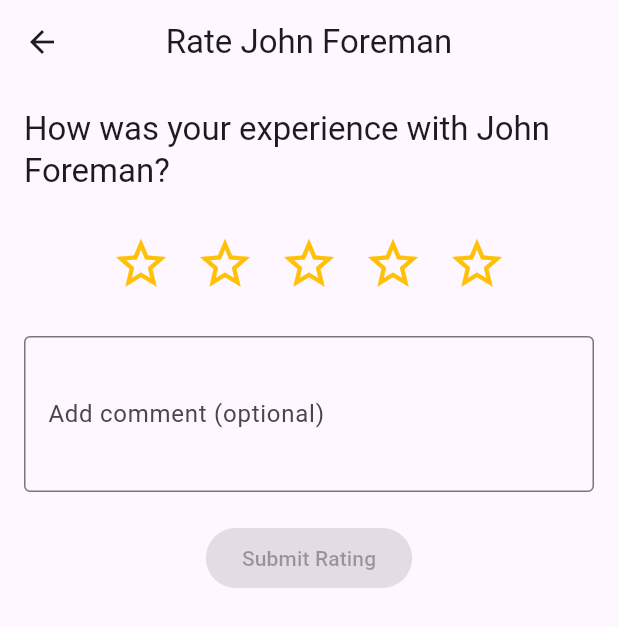
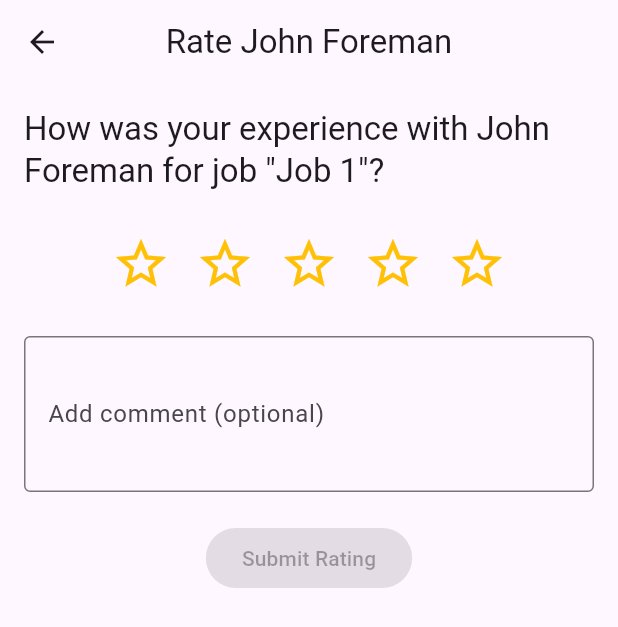
Before and after one commit to haziqothman/workshop_app, a Flutter app: the OwnerHome screen opened by its route, after a tap on "Rate Foreman", on a phone screen of 412 x 824 dp. Shown: the top 627 px of the screen. Run offline on Flutter 3.47's test engine with Material 3 defaults, Android fonts, the phone set to English and light mode, and no system bars; our stand-ins replace cloud_firestore, firebase_auth, firebase_core; accounts and stored records are empty.

Commit message:
fix error

```diff
--- a/lib/auth/user_model.dart
+++ b/lib/auth/user_model.dart
@@ -1,3 +1,5 @@
+import 'package:cloud_firestore/cloud_firestore.dart';
+
 class UserModel {
   final String? id;
   final String fullName;
--- a/lib/screens/ auth_wrapper.dart
+++ b/lib/screens/ auth_wrapper.dart
@@ -2,7 +2,7 @@ import 'package:flutter/material.dart';
 import 'package:provider/provider.dart';
 import 'package:firebase_auth/firebase_auth.dart';
 import '../auth/auth_service.dart';
-import '../models/app_user.dart';
+import '../models/user_model.dart';
 import 'owner_home.dart';
 import 'foreman_home.dart';
 import 'login_screen.dart';
--- a/lib/screens/owner_home.dart
+++ b/lib/screens/owner_home.dart
@@ -1,10 +1,9 @@
 import 'package:flutter/material.dart';
 import 'package:provider/provider.dart';
 import '../services/rating_service.dart';
-import '../screens/rating_screen.dart';
-import '../models/user_model.dart';
-import 'ratings_list_screen.dart'; // Add this import
 import '../auth/auth_service.dart';
+import 'ratings_list_screen.dart';
+import 'rating_screen.dart';
 
 class OwnerHome extends StatefulWidget {
   const OwnerHome({super.key});
@@ -55,7 +54,6 @@ class _OwnerHomeState extends State<OwnerHome> {
       ),
       body: Column(
         children: [
-          // Rating Display
           Card(
             margin: const EdgeInsets.all(16),
             child: Padding(
@@ -82,18 +80,16 @@ class _OwnerHomeState extends State<OwnerHome> {
                   ),
                   const SizedBox(height: 10),
                   ElevatedButton(
-                    onPressed: () => _viewAllRatings(),
+                    onPressed: _viewAllRatings,
                     child: const Text('View All Ratings'),
                   ),
                 ],
               ),
             ),
           ),
-
-          // Example job completion section
           Expanded(
             child: ListView.builder(
-              itemCount: 5, // Replace with actual completed jobs
+              itemCount: 5,
               itemBuilder: (context, index) {
                 return ListTile(
                   title: Text('Completed Job ${index + 1}'),
@@ -121,10 +117,10 @@ class _OwnerHomeState extends State<OwnerHome> {
   }
 
   void _rateForeman(int jobIndex) {
-    // In a real app, you'd get this from your jobs data
     const foremanId = 'foreman123';
     const foremanName = 'John Foreman';
-    final jobId = 'job_$jobIndex'; // Added underscore for better readability
+    final jobId = 'job_$jobIndex';
+    final jobTitle = 'Job ${jobIndex + 1}';
 
     Navigator.push(
       context,
@@ -132,9 +128,10 @@ class _OwnerHomeState extends State<OwnerHome> {
         builder:
             (_) => RatingScreen(
               jobId: jobId,
-              toUserId: foremanId,
-              toUserName: foremanName,
+              ratedUserId: foremanId,
+              ratedUserName: foremanName,
               role: 'foreman',
+              jobTitle: jobTitle,
             ),
       ),
     ).then((_) => _loadRatings());
--- a/lib/screens/rating_screen.dart
+++ b/lib/screens/rating_screen.dart
@@ -6,16 +6,18 @@ import '../models/rating.dart';
 
 class RatingScreen extends StatefulWidget {
   final String jobId;
-  final String toUserId;
-  final String toUserName;
+  final String ratedUserId;
+  final String ratedUserName;
   final String role;
+  final String jobTitle;
 
   const RatingScreen({
     super.key,
     required this.jobId,
-    required this.toUserId,
-    required this.toUserName,
+    required this.ratedUserId,
+    required this.ratedUserName,
     required this.role,
+    required this.jobTitle,
   });
 
   @override
@@ -29,13 +31,13 @@ class _RatingScreenState extends State<RatingScreen> {
   @override
   Widget build(BuildContext context) {
     return Scaffold(
-      appBar: AppBar(title: Text('Rate ${widget.toUserName}')),
+      appBar: AppBar(title: Text('Rate ${widget.ratedUserName}')),
       body: Padding(
         padding: const EdgeInsets.all(16.0),
         child: Column(
           children: [
             Text(
-              'How was your experience with ${widget.toUserName}?',
+              'How was your experience with ${widget.ratedUserName} for job "${widget.jobTitle}"?',
               style: Theme.of(context).textTheme.titleLarge,
             ),
             const SizedBox(height: 20),
@@ -76,11 +78,23 @@ class _RatingScreenState extends State<RatingScreen> {
     final ratingService = Provider.of<RatingService>(context, listen: false);
     final authService = Provider.of<AuthService>(context, listen: false);
 
+    // Check if user is authenticated
+    if (authService.currentUser == null) {
+      ScaffoldMessenger.of(context).showSnackBar(
+        const SnackBar(
+          content: Text('You must be logged in to submit a rating'),
+        ),
+      );
+      return;
+    }
+
     final rating = Rating(
-      id: '${widget.jobId}_${authService.currentUser!.uid}',
+      id:
+          '${widget.jobId}_${authService.currentUser!.uid}_${DateTime.now().millisecondsSinceEpoch}',
       fromUserId: authService.currentUser!.uid,
-      toUserId: widget.toUserId,
+      toUserId: widget.ratedUserId,
       jobId: widget.jobId,
+      jobTitle: widget.jobTitle,
       stars: _rating,
       comment: _commentController.text,
       createdAt: DateTime.now(),
@@ -91,9 +105,9 @@ class _RatingScreenState extends State<RatingScreen> {
       await ratingService.submitRating(rating);
       Navigator.pop(context);
     } catch (e) {
-      ScaffoldMessenger.of(
-        context,
-      ).showSnackBar(SnackBar(content: Text('Failed to submit rating: $e')));
+      ScaffoldMessenger.of(context).showSnackBar(
+        SnackBar(content: Text('Failed to submit rating: ${e.toString()}')),
+      );
     }
   }
 }
--- a/lib/screens/role_home_screen.dart
+++ b/lib/screens/role_home_screen.dart
@@ -17,7 +17,7 @@ class RoleHomeScreen extends StatelessWidget {
     }
 
     return user.uid.startsWith('workshop_owner')
-        ? const WorkshopOwnerHome()
+        ? const OwnerHome()
         : const ForemanHome();
   }
 }
--- a/pubspec.yaml
+++ b/pubspec.yaml
@@ -1,5 +1,5 @@
 name: workshop_app
-description: "A new Flutter project."
+description: "A workshop management app."
 # The following line prevents the package from being accidentally published to
 # pub.dev using `flutter pub publish`. This is preferred for private packages.
 publish_to: 'none' # Remove this line if you wish to publish to pub.dev
@@ -30,6 +30,7 @@ environment:
 # the latest version available on pub.dev. To see which dependencies have newer
 # versions available, run `flutter pub outdated`.
 dependencies:
+  intl: ^0.18.1  # Add this line
   flutter:
     sdk: flutter
   firebase_core: ^3.13.1
```
Also changed, not shown: lib/models/rating.dart (+22 -16 lines), lib/screens/foreman_home.dart (+6 -5 lines), lib/screens/ratings_list_screen.dart (+5 -3 lines), pubspec.lock, 1 other file.
